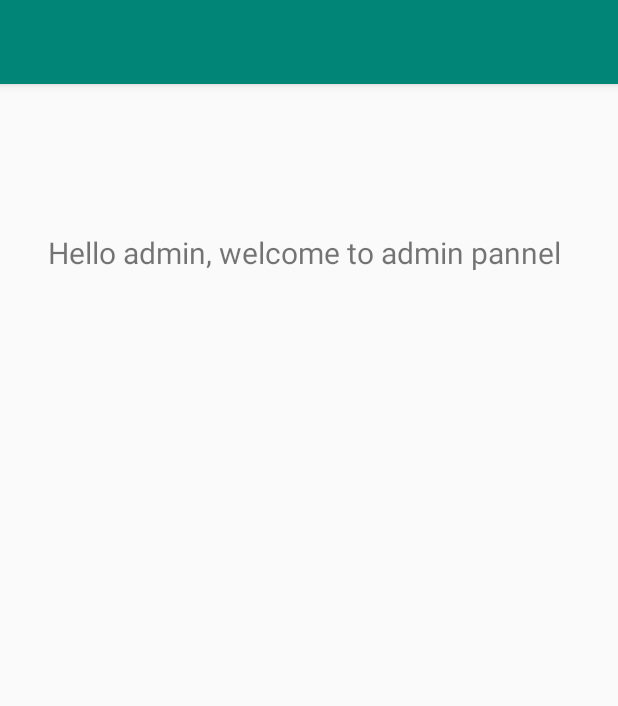
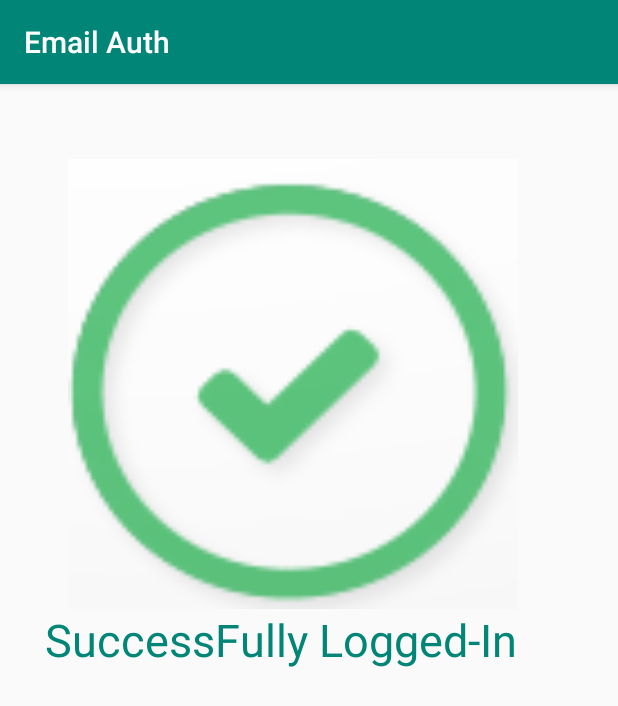
Before and after one commit to midasjr7/Email-Authentication-through-Firebase, an Android app: the screen it shows after launch once a user with an empty profile is signed in (SecondActivity), on a phone screen of 412 x 824 dp. Shown: the top 706 px of the screen. Run offline under Robolectric (Android 15) with nearby library versions, the phone set to English and light mode, and no system bars; our stand-ins replace Firebase (no records; nobody signed in at launch, a user with empty details on screens opened directly).

Commit message:
Auth 1.1

```diff
--- a/Email Authentication through Firerbase/Email Auth/app/src/main/AndroidManifest.xml
+++ b/Email Authentication through Firerbase/Email Auth/app/src/main/AndroidManifest.xml
@@ -5,7 +5,7 @@
     <application
         android:allowBackup="true"
         android:icon="@mipmap/ic_launcher"
-        android:label="@string/app_name"
+        android:label="Email Auth"
         android:roundIcon="@mipmap/ic_launcher_round"
         android:supportsRtl="true"
         android:theme="@style/AppTheme">
--- a/Email Authentication through Firerbase/Email Auth/app/src/main/res/layout/activity_second.xml
+++ b/Email Authentication through Firerbase/Email Auth/app/src/main/res/layout/activity_second.xml
@@ -1,27 +1,29 @@
 <?xml version="1.0" encoding="utf-8"?>
-<android.support.constraint.ConstraintLayout xmlns:android="http://schemas.android.com/apk/res/android"
+<LinearLayout xmlns:android="http://schemas.android.com/apk/res/android"
     xmlns:app="http://schemas.android.com/apk/res-auto"
     xmlns:tools="http://schemas.android.com/tools"
     android:layout_width="match_parent"
     android:layout_height="match_parent"
     tools:context=".SecondActivity">
+   <RelativeLayout
+       android:layout_width="wrap_content"
+       android:layout_height="wrap_content">
+    <ImageView
+        android:layout_width="300sp"
+        android:layout_height="300sp"
+        android:layout_marginLeft="45sp"
+        android:layout_marginTop="50sp"
+        android:background="@drawable/successcrop"
+        android:id="@+id/success"/>
+    <TextView
+        android:layout_width="wrap_content"
+        android:layout_height="wrap_content"
+        android:text="SuccessFully Logged-In"
+        android:layout_below="@id/success"
+        android:textSize="30sp"
+        android:textColor="@color/colorPrimary"
+        android:layout_marginLeft="30sp"/>
+   </RelativeLayout>
 
-    <TextView
-        android:id="@+id/textView2"
-        android:layout_width="wrap_content"
-        android:layout_height="25dp"
-        android:layout_marginStart="8dp"
-        android:layout_marginLeft="8dp"
-        android:layout_marginTop="8dp"
-        android:layout_marginEnd="8dp"
-        android:layout_marginRight="8dp"
-        android:layout_marginBottom="8dp"
-        android:text="Hello admin, welcome to admin pannel"
-        android:textSize="20dp"
-        app:layout_constraintBottom_toBottomOf="parent"
-        app:layout_constraintEnd_toEndOf="parent"
-        app:layout_constraintHorizontal_bias="0.441"
-        app:layout_constraintStart_toStartOf="parent"
-        app:layout_constraintTop_toTopOf="parent"
-        app:layout_constraintVertical_bias="0.125" />
-</android.support.constraint.ConstraintLayout>
+
+</LinearLayout>
```
Also changed, not shown: Email Authentication through Firerbase/Email Auth/app/src/main/res/drawable/successcrop.gif (added).
